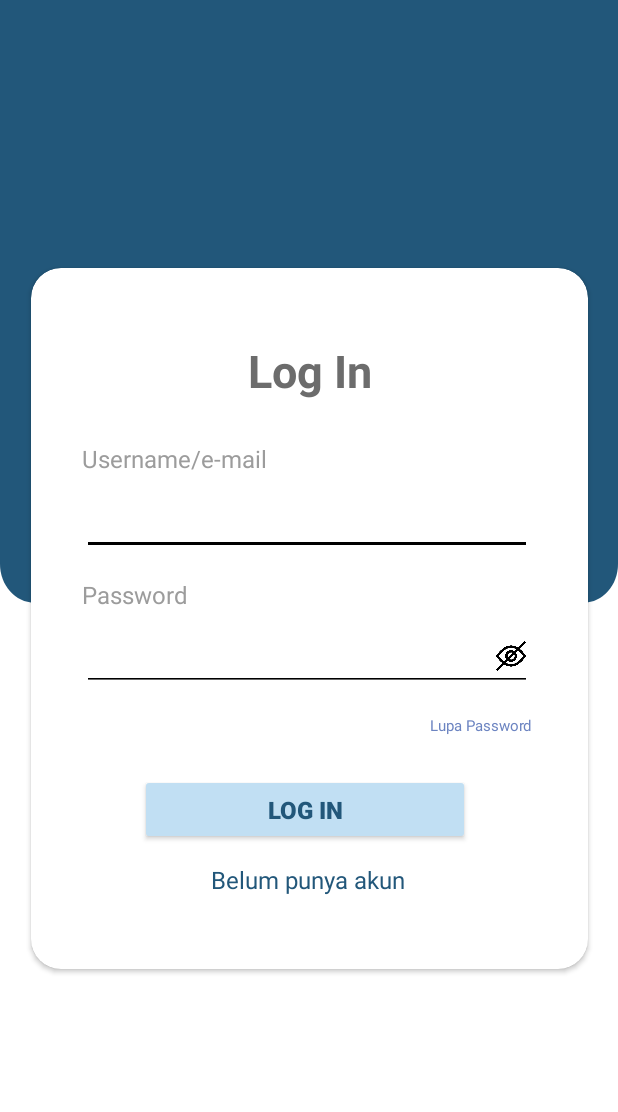
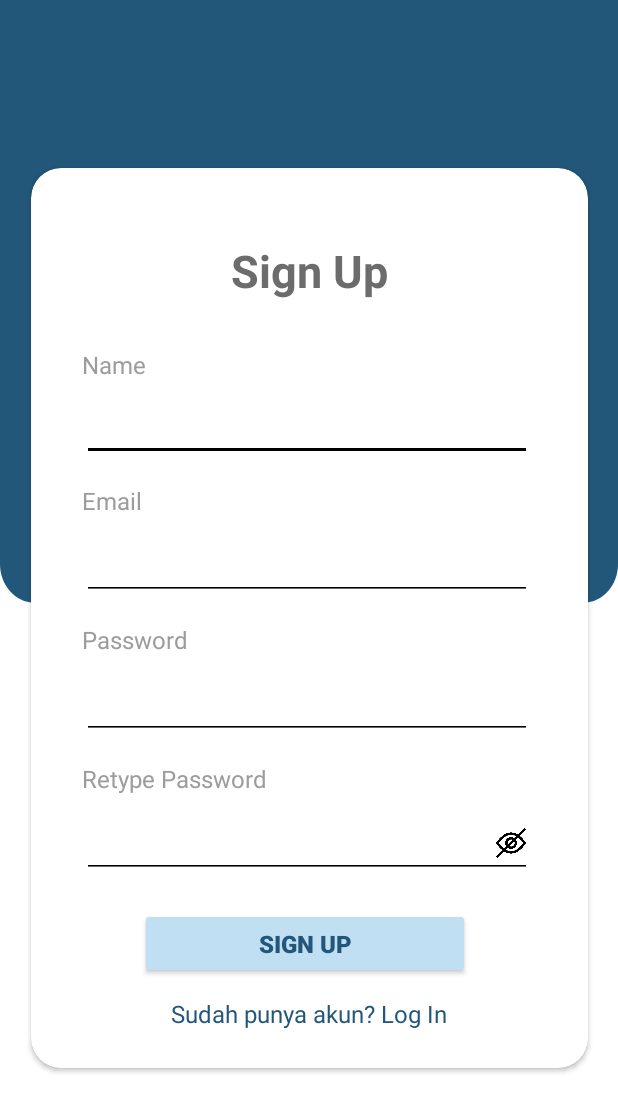
Before and after one commit to MirzaAlbab/UMKMedu, an Android app: the layout activity_sign_up.xml on its own in the app's theme, with its tools: preview values and no code run, on a phone screen of 412 x 824 dp. Shown: the top 1112 px of the screen. Run offline under Robolectric (Android 15) with nearby library versions, the phone set to English and light mode, and no system bars.

Commit message:
LoginRegister v2

```diff
--- a/app/src/main/java/com/example/umkmedu/Login.kt
+++ /dev/null
@@ -1,4 +0,0 @@
-package com.example.umkmedu
-
-class Login {
-}
--- a/app/src/main/java/com/example/umkmedu/SignUp.kt
+++ /dev/null
@@ -1,4 +0,0 @@
-package com.example.umkmedu
-
-class SignUp {
-}
--- a/app/src/main/java/com/example/umkmedu/ui/home/HomeViewModel.kt
+++ b/app/src/main/java/com/example/umkmedu/ui/home/HomeViewModel.kt
@@ -7,7 +7,7 @@ import androidx.lifecycle.ViewModel
 class HomeViewModel : ViewModel() {
 
     private val _text = MutableLiveData<String>().apply {
-        value = "This is home Fragment"
+        value = ""
     }
     val text: LiveData<String> = _text
 }
--- a/app/src/main/res/layout/activity_main.xml
+++ b/app/src/main/res/layout/activity_main.xml
@@ -3,8 +3,7 @@
     xmlns:app="http://schemas.android.com/apk/res-auto"
     android:id="@+id/container"
     android:layout_width="match_parent"
-    android:layout_height="match_parent"
-    android:paddingTop="?attr/actionBarSize">
+    android:layout_height="match_parent">
 
     <com.google.android.material.bottomnavigation.BottomNavigationView
         android:id="@+id/nav_view"
--- a/app/src/main/res/layout/login.xml
+++ b/app/src/main/res/layout/activity_sign_up.xml
@@ -1,15 +1,15 @@
 <?xml version="1.0" encoding="utf-8"?>
-<androidx.constraintlayout.widget.ConstraintLayout
-    xmlns:android="http://schemas.android.com/apk/res/android"
+<androidx.constraintlayout.widget.ConstraintLayout xmlns:android="http://schemas.android.com/apk/res/android"
+    xmlns:app="http://schemas.android.com/apk/res-auto"
     xmlns:tools="http://schemas.android.com/tools"
-    xmlns:app="http://schemas.android.com/apk/res-auto"
     android:layout_width="match_parent"
     android:layout_height="match_parent"
-    tools:context=".Login"
-    android:background="@drawable/ic_sign_up">
+    android:background="@drawable/ic_sign_up"
+    tools:context=".SignUpActivity">
+
     <androidx.cardview.widget.CardView
         android:layout_width="371dp"
-        android:layout_height="467dp"
+        android:layout_height="600dp"
         android:layout_marginStart="20dp"
         android:layout_marginTop="83dp"
         android:layout_marginEnd="20dp"
@@ -21,9 +21,11 @@
         app:layout_constraintEnd_toEndOf="parent"
         app:layout_constraintTop_toTopOf="parent"
         app:cardCornerRadius="20dp">
+
         <androidx.constraintlayout.widget.ConstraintLayout
             android:layout_width="match_parent"
             android:layout_height="match_parent">
+
             <TextView
                 android:id="@+id/Singup"
                 android:layout_width="wrap_content"
@@ -32,7 +34,7 @@
                 android:fontFamily="sans-serif"
                 android:textSize="30sp"
                 android:textColor="#6C6C6C"
-                android:text="Log In"
+                android:text="Sign Up"
                 android:textStyle="bold"
                 app:layout_constraintEnd_toEndOf="parent"
                 app:layout_constraintStart_toStartOf="parent"
@@ -42,13 +44,13 @@
                 android:id="@+id/Uname"
                 android:layout_width="wrap_content"
                 android:layout_height="wrap_content"
-                android:layout_marginTop="116dp"
+                android:layout_marginTop="120dp"
                 android:fontFamily="sans-serif"
-                android:text="Username/e-mail"
+                android:text="Name"
                 android:textColor="#9C9C9C"
                 android:textSize="16sp"
                 app:layout_constraintEnd_toEndOf="parent"
-                app:layout_constraintHorizontal_bias="0.136"
+                app:layout_constraintHorizontal_bias="0.103"
                 app:layout_constraintStart_toStartOf="parent"
                 app:layout_constraintTop_toTopOf="parent" />
 
@@ -66,6 +68,36 @@
                 app:layout_constraintHorizontal_bias="0.478"
                 app:layout_constraintStart_toStartOf="parent"
                 app:layout_constraintTop_toBottomOf="@id/Uname" />
+
+            <TextView
+                android:id="@+id/Email"
+                android:layout_width="wrap_content"
+                android:layout_height="wrap_content"
+                android:layout_marginTop="15dp"
+                android:fontFamily="sans-serif"
+                android:text="Email"
+                android:textColor="#9C9C9C"
+                android:textSize="16sp"
+                app:layout_constraintEnd_toEndOf="parent"
+                app:layout_constraintHorizontal_bias="0.103"
+                app:layout_constraintStart_toStartOf="parent"
+                app:layout_constraintTop_toBottomOf="@id/Name" />
+
+            <EditText
+                android:id="@+id/Email2"
+                android:layout_width="300dp"
+                android:layout_height="wrap_content"
+                android:layout_marginTop="10dp"
+                android:backgroundTint="#000000"
+                android:ems="10"
+                android:inputType="textPersonName"
+                android:paddingStart="10dp"
+                android:text=""
+                app:layout_constraintEnd_toEndOf="parent"
+                app:layout_constraintHorizontal_bias="0.478"
+                app:layout_constraintStart_toStartOf="parent"
+                app:layout_constraintTop_toBottomOf="@id/Email" />
+
             <TextView
                 android:id="@+id/Pw"
                 android:layout_width="wrap_content"
@@ -78,15 +110,14 @@
                 app:layout_constraintEnd_toEndOf="parent"
                 app:layout_constraintHorizontal_bias="0.113"
                 app:layout_constraintStart_toStartOf="parent"
-                app:layout_constraintTop_toBottomOf="@id/Name" />
+                app:layout_constraintTop_toBottomOf="@id/Email2" />
 
             <EditText
                 android:id="@+id/PW2"
                 android:layout_width="300dp"
                 android:layout_height="wrap_content"
-                android:layout_marginTop="8dp"
+                android:layout_marginTop="10dp"
                 android:backgroundTint="#000000"
-                android:drawableEnd="@drawable/hide2"
                 android:ems="10"
                 android:inputType="textPassword"
                 android:paddingStart="10dp"
@@ -97,35 +128,52 @@
                 app:layout_constraintTop_toBottomOf="@id/Pw" />
 
             <TextView
-                android:id="@+id/PW3"
+                android:id="@+id/Pw3"
                 android:layout_width="wrap_content"
                 android:layout_height="wrap_content"
-                android:layout_marginTop="16dp"
+                android:layout_marginTop="15dp"
                 android:fontFamily="sans-serif"
-                android:text="Lupa Password"
-                android:textColor="#6C84C1"
-                android:textSize="10sp"
+                android:text="Retype Password"
+                android:textColor="#9C9C9C"
+                android:textSize="16sp"
                 app:layout_constraintEnd_toEndOf="parent"
-                app:layout_constraintHorizontal_bias="0.877"
+                app:layout_constraintHorizontal_bias="0.137"
                 app:layout_constraintStart_toStartOf="parent"
                 app:layout_constraintTop_toBottomOf="@id/PW2" />
+
+            <EditText
+                android:id="@+id/PW4"
+                android:layout_width="300dp"
+                android:layout_height="wrap_content"
+                android:layout_marginTop="10dp"
+                android:backgroundTint="#000000"
+                android:ems="10"
+                android:inputType="textPassword"
+                android:paddingStart="10dp"
+                android:text=""
+                app:layout_constraintEnd_toEndOf="parent"
+                app:layout_constraintHorizontal_bias="0.478"
+                app:layout_constraintStart_toStartOf="parent"
+                app:layout_constraintTop_toBottomOf="@id/Pw3"
+                android:drawableEnd="@drawable/hide2"/>
+
             <Button
                 android:id="@+id/Tombol"
                 android:layout_width="220dp"
                 android:layout_height="47dp"
-                android:layout_marginTop="25dp"
+                android:layout_marginTop="20dp"
                 android:backgroundTint="#C1DFF3"
                 android:elevation="12dp"
-                android:text="Log In"
+                android:text="Sign up"
                 android:textSize="16sp"
                 android:textColor="#22577A"
                 android:textStyle="bold"
                 app:cornerRadius="15dp"
-                android:onClick="pindah2"
                 app:layout_constraintEnd_toEndOf="parent"
                 app:layout_constraintHorizontal_bias="0.478"
                 app:layout_constraintStart_toStartOf="parent"
-                app:layout_constraintTop_toBottomOf="@id/PW3" />
+                app:layout_constraintTop_toBottomOf="@id/PW4"
+                />
 
             <TextView
                 android:id="@+id/Text"
@@ -133,7 +181,7 @@
                 android:layout_height="wrap_content"
                 android:layout_marginTop="12dp"
                 android:fontFamily="sans-serif"
-                android:text="Belum punya akun"
+                android:text="Sudah punya akun? Log In"
                 android:textColor="#22577A"
                 android:textSize="16sp"
                 app:layout_constraintEnd_toEndOf="parent"
@@ -141,8 +189,7 @@
                 app:layout_constraintStart_toStartOf="parent"
                 app:layout_constraintTop_toBottomOf="@id/Tombol" />
 
+        </androidx.constraintlayout.widget.ConstraintLayout>
 
-        </androidx.constraintlayout.widget.ConstraintLayout>>
     </androidx.cardview.widget.CardView>
-
 </androidx.constraintlayout.widget.ConstraintLayout>
--- a/app/src/main/res/layout/bacaartikel.xml
+++ b/app/src/main/res/layout/bacaartikel.xml
@@ -36,7 +36,6 @@
         android:layout_marginHorizontal="30dp"
         android:justificationMode="inter_word"
         android:text="Lorem ipsum dolor sit amet, consectetur adipiscing elit. Diam dolor turpis in tortor. Amet,risus lacus tincidunt augue risus sed turpis euismod.Dui dui, habitasse phasellus nisi sit eu. Augue proinsagittis adipiscing magnis tempor gravida. Turpismassa diam placerat nec. Sed egestas at commodo nuncfacilisis faucibus quis.
-
       "
         android:layout_centerHorizontal="true"
         android:textColor="@color/black"/>
```
Also changed, not shown: app/src/main/AndroidManifest.xml (+6 -1 lines), app/src/main/java/com/example/umkmedu/DBHelper.java (added, +58 -0 lines), app/src/main/java/com/example/umkmedu/LoginActivity.java (added, +70 -0 lines), app/src/main/java/com/example/umkmedu/SignUpActivity.java (added, +84 -0 lines), app/src/main/res/layout/activity_login.xml (renamed from app/src/main/res/layout/signup.xml, +26 -73 lines).
